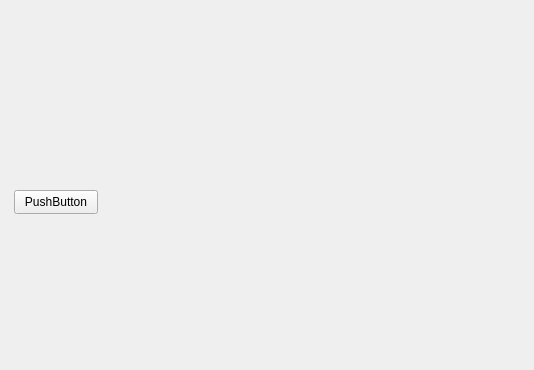
Qt form mainwindow.ui (stephensyn/gittest) before a commit; both pictures show x 266 to 800 and y 0 to 370 of the 800 by 600 pixel window.
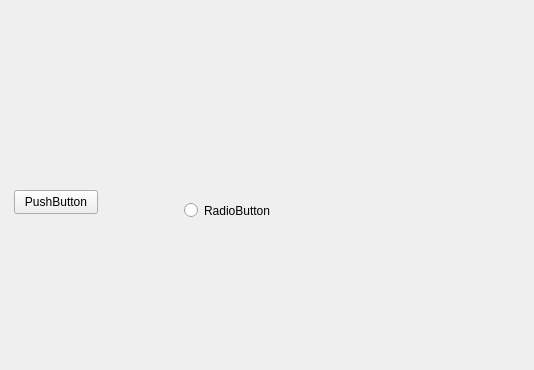
The same form after that commit.

Commit message: 分支测试

```diff
--- a/mainwindow.ui
+++ b/mainwindow.ui
@@ -27,6 +27,19 @@
      <string>PushButton</string>
     </property>
    </widget>
+   <widget class="QRadioButton" name="radioButton">
+    <property name="geometry">
+     <rect>
+      <x>450</x>
+      <y>200</y>
+      <width>112</width>
+      <height>21</height>
+     </rect>
+    </property>
+    <property name="text">
+     <string>RadioButton</string>
+    </property>
+   </widget>
   </widget>
   <widget class="QMenuBar" name="menubar">
    <property name="geometry">
```
